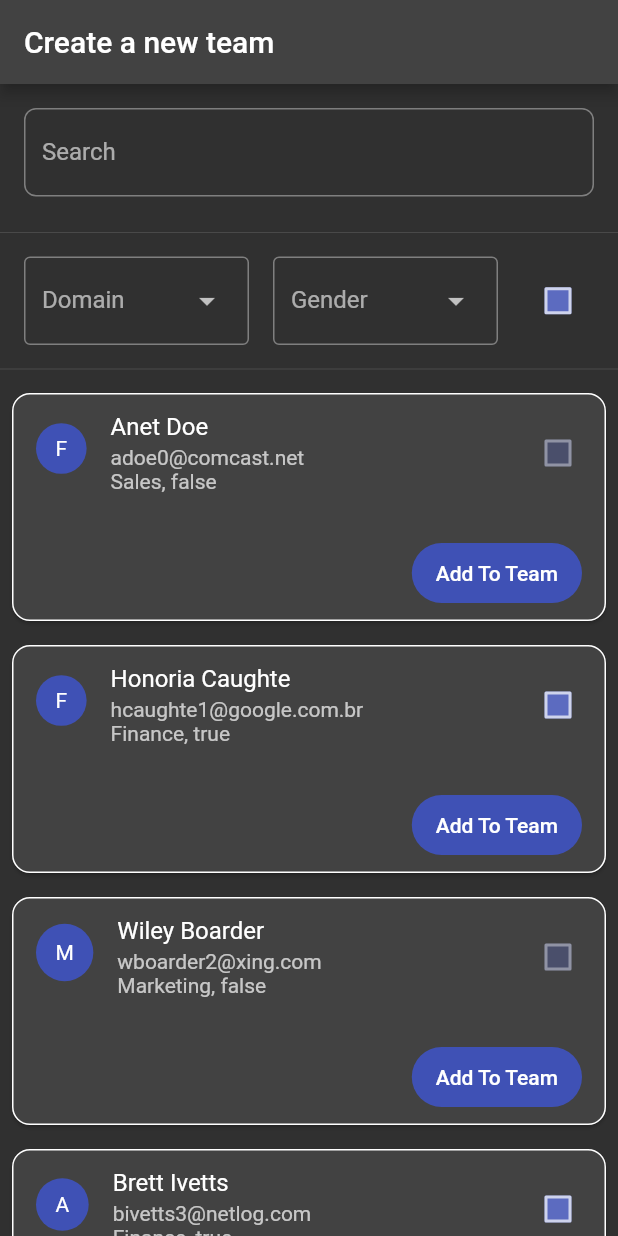
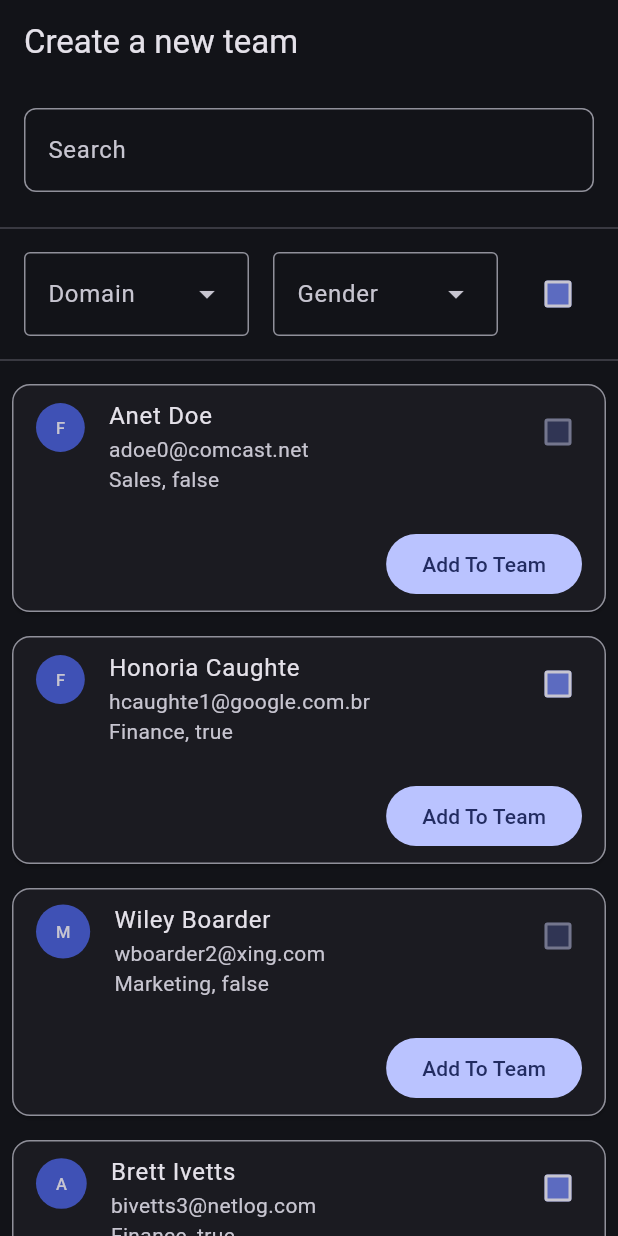
Before and after one commit to notAxion/team_formation, a Flutter app: the screen it shows after launch, on a phone screen of 412 x 824 dp. Run offline on Flutter 3.47's test engine with Material 2 defaults, Android fonts, the phone set to English and light mode, and no system bars.

```diff
--- a/lib/main.dart
+++ b/lib/main.dart
@@ -14,6 +14,8 @@ class MyApp extends StatelessWidget {
     return MaterialApp(
       title: 'Flutter Demo',
       theme: ThemeData(
+        useMaterial3: true,
+        colorSchemeSeed: Colors.indigo,
         textSelectionTheme: TextSelectionThemeData(
           selectionColor: Colors.indigoAccent.shade100,
         ),
@@ -29,7 +31,6 @@ class MyApp extends StatelessWidget {
           // activeColor: Theme.of(context).focusColor,
         ),
         brightness: Brightness.dark,
-        primarySwatch: Colors.indigo,
       ),
       home: SearchTeams(),
     );
```
